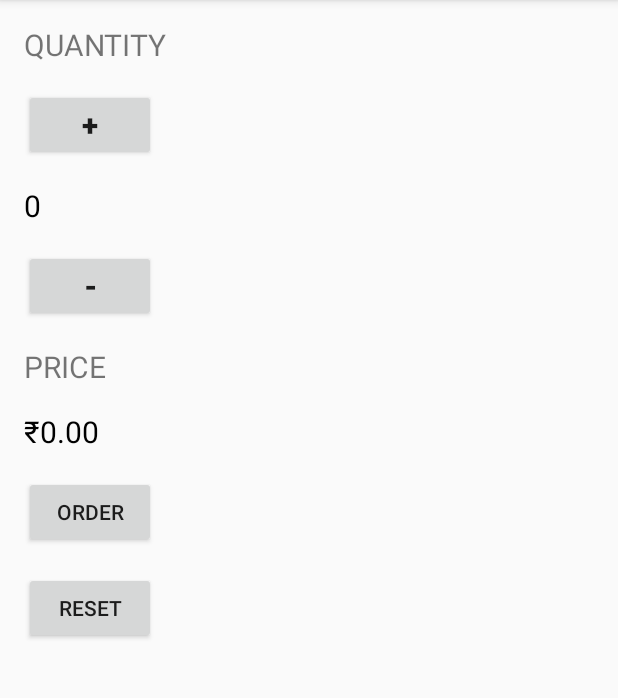
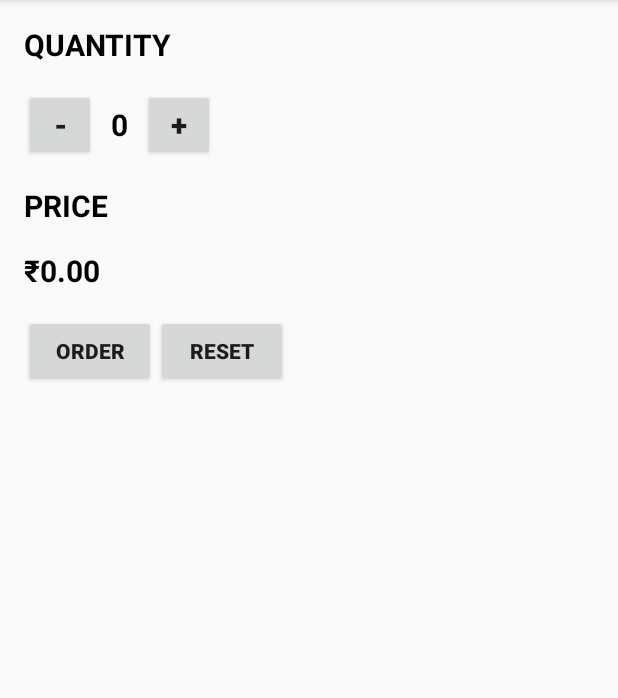
Before and after one commit to Crazzi-Boii/JustJava, an Android app: the screen it shows after launch (MainActivity), after a tap on "RESET", on a phone screen of 412 x 824 dp, the part 84-782 px from its top. Run offline under Robolectric (Android 15) with nearby library versions, the phone set to English and light mode, and no system bars.

Commit message:
Nested layouts

```diff
--- a/app/src/main/java/com/asitbehera/justjava/MainActivity.java
+++ b/app/src/main/java/com/asitbehera/justjava/MainActivity.java
@@ -12,7 +12,7 @@ import java.util.Locale;
  * This app displays an order form to order coffee.
  */
 public class MainActivity extends AppCompatActivity {
-    int quantity = 0;
+    int quantity = 2;
     int price = 5;
     @Override
     protected void onCreate(Bundle savedInstanceState) {
@@ -26,7 +26,6 @@ public class MainActivity extends AppCompatActivity {
      * This method is called when the order button is clicked.
      */
     public void submitOrder(View view) {
-        display(quantity);
         displayPrice(quantity);
     }
     public void resetAll(View view) {
--- a/app/src/main/res/layout/activity_main.xml
+++ b/app/src/main/res/layout/activity_main.xml
@@ -2,70 +2,91 @@
 <LinearLayout xmlns:android="http://schemas.android.com/apk/res/android"
     android:layout_width="match_parent"
     android:layout_height="match_parent"
-    android:orientation="vertical"
+    android:layout_marginStart="16dp"
     android:layout_marginTop="16dp"
-    android:layout_marginStart="16dp"
-    >
+    android:orientation="vertical">
 
     <TextView
         android:layout_width="match_parent"
         android:layout_height="wrap_content"
         android:text="@string/Quantity"
+        android:textAllCaps="true"
+        android:textColor="@android:color/black"
         android:textSize="20sp"
-        android:textAllCaps="true"
-        />
+        android:textStyle="bold" />
+
+    <LinearLayout
+        android:layout_width="match_parent"
+        android:layout_height="wrap_content"
+        android:layout_marginTop="16dp">
+
         <Button
+            android:layout_width="48dp"
+            android:layout_height="48dp"
+            android:layout_marginEnd="10dp"
+            android:onClick="decrement"
+            android:text="@string/minus"
+            android:textSize="20sp"
+            android:textStyle="bold" />
+
+        <TextView
+            android:id="@+id/quantity_text_view"
             android:layout_width="wrap_content"
             android:layout_height="wrap_content"
-        android:layout_marginTop="16dp"
+            android:text="@string/zero"
+            android:textColor="@android:color/black"
+            android:textSize="20sp"
+            android:textStyle="bold" />
+
+        <Button
+            android:layout_width="48dp"
+            android:layout_height="48dp"
+            android:layout_marginStart="10dp"
+            android:onClick="increment"
             android:text="@string/plus"
             android:textSize="20sp"
-        android:textStyle="bold"
-        android:onClick="increment"/>
-    <TextView
-        android:layout_width="match_parent"
-        android:layout_height="wrap_content"
-        android:id="@+id/quantity_text_view"
-        android:textSize="20sp"
-        android:text="@string/zero"
-        android:textColor="@android:color/black"
-        android:layout_marginTop="16dp"/>
-    <Button
-        android:layout_width="wrap_content"
-        android:layout_height="wrap_content"
-        android:layout_marginTop="16dp"
-        android:text="@string/minus"
-        android:textStyle="bold"
-        android:onClick="decrement"
-        android:textSize="20sp"/>
-    <TextView
-        android:layout_width="match_parent"
-        android:layout_height="wrap_content"
-        android:text="@string/Price"
-        android:textAllCaps="true"
-        android:layout_marginTop="16dp"
-        android:textSize="20sp"
-        />
+            android:textStyle="bold" />
+
+    </LinearLayout>
 
     <TextView
         android:layout_width="match_parent"
         android:layout_height="wrap_content"
+        android:layout_marginTop="16dp"
+        android:text="@string/Price"
+        android:textAllCaps="true"
+        android:textColor="@android:color/black"
+        android:textSize="20sp"
+        android:textStyle="bold" />
+
+    <TextView
         android:id="@+id/price_text_view"
-        android:textSize="20sp"
+        android:layout_width="match_parent"
+        android:layout_height="wrap_content"
+        android:layout_marginTop="16dp"
         android:text="@string/zero"
         android:textColor="@android:color/black"
-        android:layout_marginTop="16dp"/>
+        android:textSize="20sp"
+        android:textStyle="bold" />
+
+    <LinearLayout
+        android:layout_width="match_parent"
+        android:layout_height="wrap_content">
 
         <Button
             android:layout_width="wrap_content"
             android:layout_height="wrap_content"
             android:layout_marginTop="16dp"
+            android:onClick="submitOrder"
             android:text="@string/Order"
-        android:onClick="submitOrder"/>
+            android:textStyle="bold" />
+
         <Button
             android:layout_width="wrap_content"
             android:layout_height="wrap_content"
             android:layout_marginTop="16dp"
+            android:onClick="resetAll"
             android:text="@string/Reset"
-        android:onClick="resetAll"/>
+            android:textStyle="bold" />
     </LinearLayout>
+</LinearLayout>
```
Lines whose indentation alone changed are shown as unchanged.
